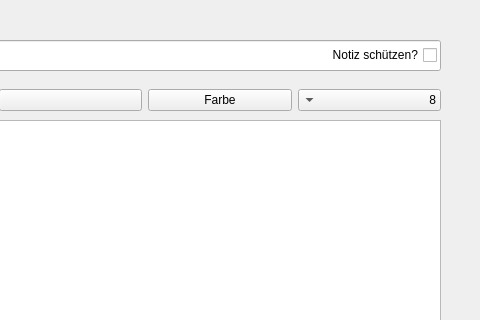
This is newnote.ui in as070700/Noteapp as Qt 5 draws it before an edit; both pictures show x 320 to 800 and y 0 to 320 of the 800 by 600 pixel window. The edited form follows.
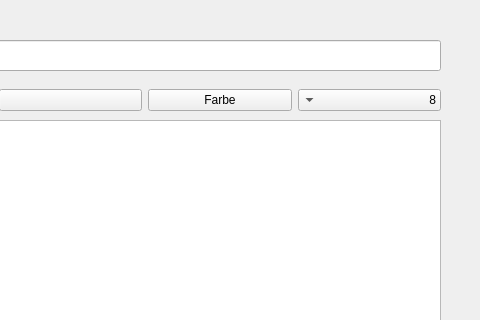
This is the edited form. Icons and pictures are not drawn.

```diff
--- a/newnote.ui
+++ b/newnote.ui
@@ -178,19 +178,6 @@
     </item>
    </layout>
   </widget>
-  <widget class="QCheckBox" name="passwordProtectionCheckBox_newnote">
-   <property name="geometry">
-    <rect>
-     <x>586</x>
-     <y>40</y>
-     <width>171</width>
-     <height>30</height>
-    </rect>
-   </property>
-   <property name="text">
-    <string>Notiz schützen?</string>
-   </property>
-  </widget>
   <widget class="QLabel" name="errorLabel_newnote">
    <property name="geometry">
     <rect>
```
